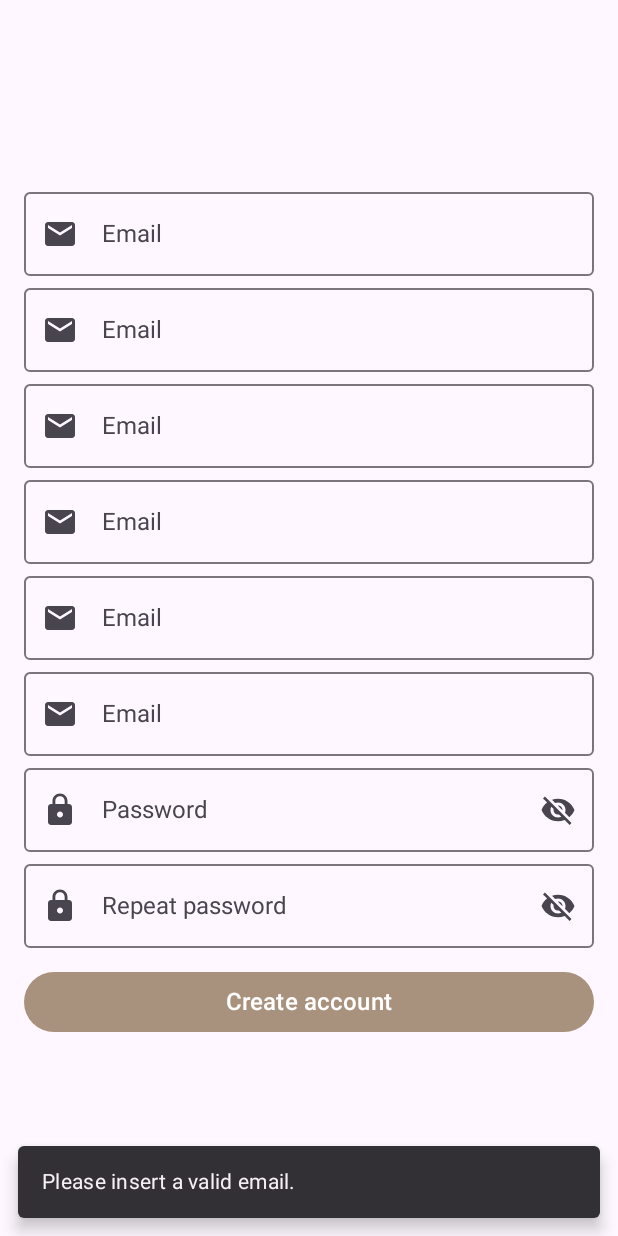
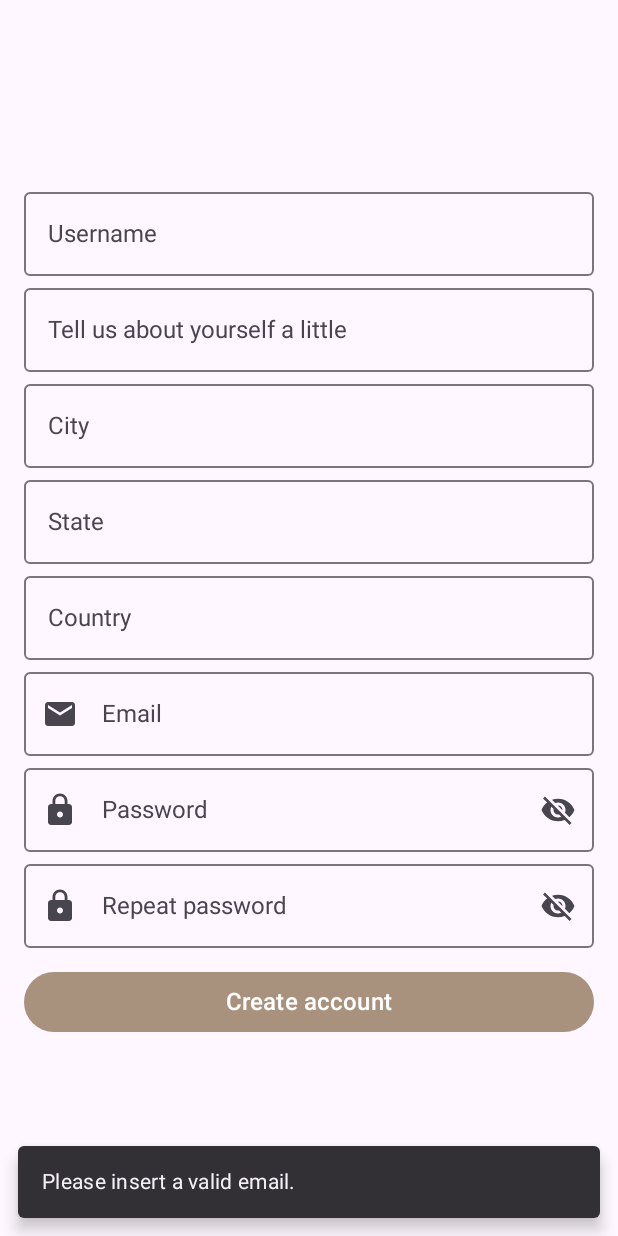
Before and after one commit to PrinceHerenj/ApkiKala, an Android app built with Jetpack Compose: the SignUpScreen screen opened through its navigation route, on a phone screen of 412 x 824 dp. Run offline under Robolectric (Android 15) with nearby library versions, the phone set to English and light mode, and no system bars; our stand-ins replace Dagger/Hilt's generated code, Firebase (no records; nobody signed in at launch, a user with empty details on screens opened directly); pictures from the network do not load; 3 statements that could not run were skipped.

Commit message:
signup and signin updated, now stores in firestore

```diff
--- a/app/build.gradle
+++ b/app/build.gradle
@@ -65,7 +65,7 @@ android {
 dependencies {
 
     implementation platform('com.google.firebase:firebase-bom:31.2.3')
-    implementation 'androidx.core:core-ktx:1.9.0'
+    implementation 'androidx.core:core-ktx:1.10.0'
     implementation 'androidx.lifecycle:lifecycle-runtime-ktx:2.6.1'
     implementation 'androidx.activity:activity-compose:1.7.0'
 
--- a/app/src/main/java/dev/groupx/apkikala/model/service/AccountService.kt
+++ b/app/src/main/java/dev/groupx/apkikala/model/service/AccountService.kt
@@ -12,7 +12,7 @@ interface AccountService {
     suspend fun authenticate(email: String, password: String)
     suspend fun sendRecoveryEmail(email: String)
     suspend fun createAnonymousAccount()
-    suspend fun linkAccount(email: String, password: String)
+    suspend fun linkAccount(email: String, password: String, username: String, address: String, bio: String)
     suspend fun deleteAccount()
     suspend fun signOut()
 }
--- a/app/src/main/java/dev/groupx/apkikala/model/service/StorageService.kt
+++ b/app/src/main/java/dev/groupx/apkikala/model/service/StorageService.kt
@@ -3,6 +3,9 @@ package dev.groupx.apkikala.model.service
 import android.net.Uri
 
 interface StorageService {
+    suspend fun addUserToFirestoreOnSignUp(uid: String, username: String, address: String, bio: String)
+
+    suspend fun removeUserInfoFromFirestore(uid: String)
     suspend fun saveImageToStorageReturningUrl(imageUri: Uri) : Uri
 
     suspend fun saveImageUrlToFirestorePost(downloadUrl: Uri)
@@ -12,12 +15,3 @@ interface StorageService {
     suspend fun getUniqueUsername(username: String): Boolean
 
 }
-
-/*TODO
-*
-* 1. Create collections: users, posts, comments, likes ✅
-* 2. Link posts to user, comments to post, likes as function from user to post ✅
-* 3. Read ImageUrl from firestore to display on post ✅
-* 4. Store image to storage, image url to firestore
-*
-* */
--- a/app/src/main/java/dev/groupx/apkikala/model/service/impl/AccountServiceImpl.kt
+++ b/app/src/main/java/dev/groupx/apkikala/model/service/impl/AccountServiceImpl.kt
@@ -5,13 +5,17 @@ import com.google.firebase.auth.EmailAuthProvider
 import com.google.firebase.auth.FirebaseAuth
 import dev.groupx.apkikala.model.User
 import dev.groupx.apkikala.model.service.AccountService
+import dev.groupx.apkikala.model.service.StorageService
 import kotlinx.coroutines.channels.awaitClose
 import kotlinx.coroutines.flow.Flow
 import kotlinx.coroutines.flow.callbackFlow
 import kotlinx.coroutines.tasks.await
 import javax.inject.Inject
 
-class AccountServiceImpl @Inject constructor(private val auth: FirebaseAuth) : AccountService {
+class AccountServiceImpl @Inject constructor(
+    private val auth: FirebaseAuth,
+    private val storageService: StorageService
+) : AccountService {
     override val currentUserId: String
         get() = auth.currentUser?.uid.orEmpty()
 
@@ -40,14 +44,22 @@ class AccountServiceImpl @Inject constructor(private val auth: FirebaseAuth) : A
         auth.signInAnonymously().await()
     }
 
-    override suspend fun linkAccount(email: String, password: String): Unit =
+    override suspend fun linkAccount(
+        email: String,
+        password: String,
+        username: String,
+        address: String,
+        bio: String
+    ) =
         trace(LINK_ACCOUNT_TRACE) {
             val credential = EmailAuthProvider.getCredential(email, password)
             auth.currentUser!!.linkWithCredential(credential).await()
+            storageService.addUserToFirestoreOnSignUp(currentUserId, username, address, bio)
         }
 
     override suspend fun deleteAccount() {
         auth.currentUser!!.delete().await()
+        storageService.removeUserInfoFromFirestore(currentUserId)
     }
 
     override suspend fun signOut() {
@@ -56,7 +68,7 @@ class AccountServiceImpl @Inject constructor(private val auth: FirebaseAuth) : A
         }
         auth.signOut()
 
-        createAnonymousAccount()
+//        createAnonymousAccount()
     }
 
     companion object {
--- a/app/src/main/java/dev/groupx/apkikala/ui/common/composables/TextFieldComposable.kt
+++ b/app/src/main/java/dev/groupx/apkikala/ui/common/composables/TextFieldComposable.kt
@@ -47,6 +47,18 @@ fun BasicField(
     value = value,
     onValueChange = { onNewValue(it) },
     placeholder = { Text(stringResource(text)) }
+  )
+}
+
+@Composable
+fun CustomField(text: String, value: String, onNewValue: (String) -> Unit, modifier: Modifier = Modifier) {
+  OutlinedTextField(
+    singleLine = true,
+    modifier = modifier,
+    value = value,
+    onValueChange = { onNewValue(it) },
+    placeholder = { Text(text) },
+//    leadingIcon = { Icon(imageVector = Icons.Filled., contentDescription = "Email") }
   )
 }
 
--- a/app/src/main/java/dev/groupx/apkikala/ui/screen/home/HomeScreen.kt
+++ b/app/src/main/java/dev/groupx/apkikala/ui/screen/home/HomeScreen.kt
@@ -37,7 +37,7 @@ fun HomeScreen(
     modifier: Modifier = Modifier,
     viewModel: HomeViewModel = hiltViewModel(),
 ) {
-    val uiState by viewModel.uiState.collectAsState(initial = HomeUiState(false, ""))
+    val uiState by viewModel.uiState.collectAsState(initial = HomeUiState(false, ))
 
     val galleryLauncher = rememberLauncherForActivityResult(GetContent()) { imageUri ->
         imageUri?.let {
@@ -50,12 +50,17 @@ fun HomeScreen(
 
     Scaffold(
         floatingActionButton = {
-            FloatingActionButton(
+//            FloatingActionButton(
+//                onClick = { galleryLauncher.launch("image/*") },
+//                shape = MaterialTheme.shapes.large
+//            ) {
+//                Icon(Icons.Filled.Add, contentDescription = "Add")
+//            }
+            ExtendedFloatingActionButton(
                 onClick = { galleryLauncher.launch("image/*") },
-//                containerColor = MaterialTheme.colorScheme.secondary,
-                shape = MaterialTheme.shapes.large
             ) {
                 Icon(Icons.Filled.Add, contentDescription = "Add")
+                Text(text = "Add Post")
             }
         },
         floatingActionButtonPosition = FabPosition.End,
@@ -104,14 +109,20 @@ fun HomeScreen(
                     BasicButton(AppText.sign_up, modifier = Modifier.padding(start = 8.dp)) {
                         viewModel.onSignUpClick(openScreen)
                     }
+
                 }
 
             } else {
-                BasicButton(AppText.sign_out, modifier = Modifier.padding()) {
-                    viewModel.onSignOutClick(restartApp)
+                Row {
+                    BasicButton(AppText.sign_out, modifier = Modifier.padding(start = 8.dp)) {
+                        viewModel.onSignOutClick(restartApp)
+                    }
+                    BasicButton(AppText.delete_acc, modifier = Modifier.padding(start = 8.dp)) {
+                        viewModel.onDeleteAccClick(openAndPopUp)
+                    }
                 }
             }
-            Text(text = uiState.currentUserId)
+            Text(text = uiState.currentUserId, modifier = Modifier.padding(start = 8.dp))
 
         }
     }
--- a/app/src/main/java/dev/groupx/apkikala/ui/screen/login/LoginScreen.kt
+++ b/app/src/main/java/dev/groupx/apkikala/ui/screen/login/LoginScreen.kt
@@ -62,6 +62,7 @@ fun LoginScreen(
         PasswordField(uiState.password, viewModel::onPasswordChange, Modifier.fieldModifier())
 
         BasicButton(AppText.sign_in, Modifier.basicButton()) { viewModel.onSignInClick(openAndPopUp) }
+        BasicButton(AppText.sign_up, Modifier.basicButton()) { viewModel.onSignUpClick(openAndPopUp) }
 
         BasicTextButton(AppText.forgot_password, Modifier.textButton()) {
             viewModel.onForgotPasswordClick()
--- a/app/src/main/java/dev/groupx/apkikala/ui/screen/login/LoginViewModel.kt
+++ b/app/src/main/java/dev/groupx/apkikala/ui/screen/login/LoginViewModel.kt
@@ -8,6 +8,7 @@ import dev.groupx.apkikala.ui.common.snackbar.SnackbarManager
 import dev.groupx.apkikala.ui.common.utils.isValidEmail
 import dev.groupx.apkikala.ui.screen.ApkiKalaViewModel
 import dev.groupx.apkikala.ui.screen.home.HomeNode
+import dev.groupx.apkikala.ui.screen.sign_up.SignUpNode
 import javax.inject.Inject
 import dev.groupx.apkikala.R.string as AppText
 
@@ -47,9 +48,9 @@ class LoginViewModel @Inject constructor(
             accountService.authenticate(email, password)
             openAndPopUp(HomeNode.route, LoginNode.route)
         }
-
     }
 
+    fun onSignUpClick(openAndPopUp: (String, String) -> Unit) = openAndPopUp(SignUpNode.route, LoginNode.route)
     fun onForgotPasswordClick() {
         if (!email.isValidEmail()) {
             SnackbarManager.showMessage(AppText.email_error)
--- a/app/src/main/java/dev/groupx/apkikala/ui/screen/sign_up/SignUpScreen.kt
+++ b/app/src/main/java/dev/groupx/apkikala/ui/screen/sign_up/SignUpScreen.kt
@@ -28,7 +28,7 @@ import dev.groupx.apkikala.ui.common.composables.*
 import dev.groupx.apkikala.ui.common.utils.basicButton
 import dev.groupx.apkikala.ui.common.utils.fieldModifier
 import dev.groupx.apkikala.ui.navigation.NavigationDestination
-import kotlinx.coroutines.launch
+
 
 object SignUpNode: NavigationDestination {
   override val route = "SignUpScreen"
@@ -53,11 +53,11 @@ fun SignUpScreen(
     verticalArrangement = Arrangement.Center,
     horizontalAlignment = Alignment.CenterHorizontally
   ) {
-    EmailField(uiState.username, viewModel::onUsernameChange, fieldModifier) // username
-    EmailField(uiState.bio, viewModel::onBioChange, fieldModifier) //
-    EmailField(uiState.city, viewModel::onCityChange, fieldModifier) //
-    EmailField(uiState.state, viewModel::onStateChange, fieldModifier) //
-    EmailField(uiState.country, viewModel::onCountryChange, fieldModifier) //
+    CustomField("Username", uiState.username, viewModel::onUsernameChange, fieldModifier) // username
+    CustomField("Tell us about yourself a little", uiState.bio, viewModel::onBioChange, fieldModifier) //
+    CustomField("City",uiState.city, viewModel::onCityChange, fieldModifier) //
+    CustomField("State", uiState.state, viewModel::onStateChange, fieldModifier) //
+    CustomField("Country", uiState.country, viewModel::onCountryChange, fieldModifier) //
 
     EmailField(uiState.email, viewModel::onEmailChange, fieldModifier)
 
--- a/app/src/main/java/dev/groupx/apkikala/ui/screen/sign_up/SignUpViewModel.kt
+++ b/app/src/main/java/dev/groupx/apkikala/ui/screen/sign_up/SignUpViewModel.kt
@@ -20,7 +20,6 @@ import androidx.compose.runtime.mutableStateOf
 import dagger.hilt.android.lifecycle.HiltViewModel
 import dev.groupx.apkikala.model.service.AccountService
 import dev.groupx.apkikala.model.service.LogService
-import dev.groupx.apkikala.model.service.StorageService
 import dev.groupx.apkikala.ui.common.snackbar.SnackbarManager
 import dev.groupx.apkikala.ui.common.utils.isValidEmail
 import dev.groupx.apkikala.ui.common.utils.isValidPassword
@@ -33,7 +32,6 @@ import dev.groupx.apkikala.R.string as AppText
 @HiltViewModel
 class SignUpViewModel @Inject constructor(
   private val accountService: AccountService,
-  private val storageService: StorageService,
   logService: LogService
 ) : ApkiKalaViewModel(logService) {
   var uiState = mutableStateOf(SignUpUiState())
@@ -103,7 +101,8 @@ class SignUpViewModel @Inject constructor(
     }
 
     launchCatching {
-      accountService.linkAccount(email, password)
+      val address = "$city, $state, $country"
+      accountService.linkAccount(email, password, username, address, bio)
       openAndPopUp(HomeNode.route, SignUpNode.route)
     }
   }
--- a/app/src/main/java/dev/groupx/apkikala/ui/screen/splashscreen/SplashScreen.kt
+++ b/app/src/main/java/dev/groupx/apkikala/ui/screen/splashscreen/SplashScreen.kt
@@ -25,7 +25,7 @@ object SplashNode : NavigationDestination {
     override val titleRes = R.string.app_name
 }
 
-private const val SPLASH_TIMEOUT = 1000L
+private const val SPLASH_TIMEOUT = 500L
 
 @Composable
 fun SplashScreen(
--- a/app/src/main/java/dev/groupx/apkikala/ui/screen/splashscreen/SplashViewModel.kt
+++ b/app/src/main/java/dev/groupx/apkikala/ui/screen/splashscreen/SplashViewModel.kt
@@ -26,8 +26,10 @@ class SplashViewModel @Inject constructor(
     fun onAppStart(openAndPopUp: (String, String) -> Unit) {
         showError.value = false
         if (accountService.hasUser) openAndPopUp(HomeNode.route, SplashNode.route)
-        else createAnonymousAccount(openAndPopUp)
+//        else createAnonymousAccount(openAndPopUp)
+        else openAndPopUp(LoginNode.route, SplashNode.route)
     }
+
 
     private fun createAnonymousAccount(openAndPopUp: (String, String) -> Unit) {
         launchCatching(snackbar = false) {
--- a/app/src/main/res/values/strings.xml
+++ b/app/src/main/res/values/strings.xml
@@ -21,6 +21,8 @@
     <string name="create_account">Create account</string>
     <string name="password_error">Your password should have at least six digits and include one digit, one lower case letter and one upper case letter.</string>
     <string name="password_match_error">Passwords do not match.</string>
-    <string name="sign_up">Sign Up</string>
+    <string name="sign_up">Sign up</string>
     <string name="username_taken">Username already taken</string>
+
+    <string name="delete_acc">Delete Account</string>
 </resources>
```
Also changed, not shown: app/src/main/java/dev/groupx/apkikala/model/service/impl/StorageServiceImpl.kt (+15 -0 lines), app/src/main/java/dev/groupx/apkikala/ui/screen/home/HomeViewModel.kt (+10 -2 lines), app/src/main/java/dev/groupx/apkikala/ui/screen/profile/ProfileViewModel.kt (+6 -1 lines), 1 other file.
